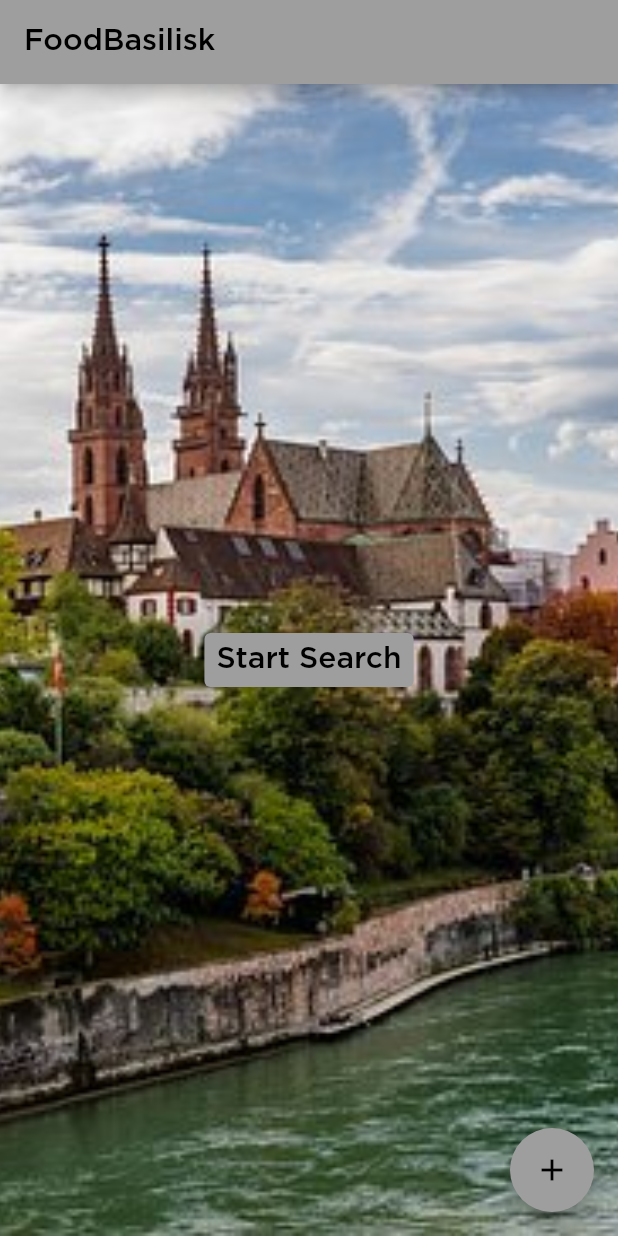
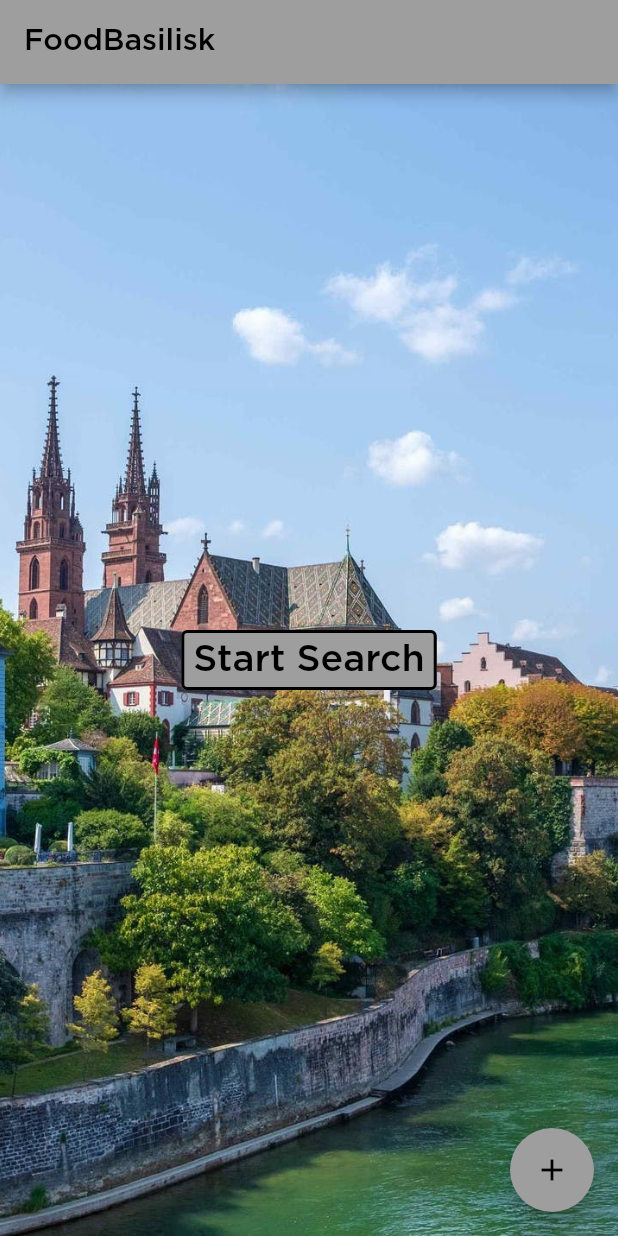
Before and after one commit to 42kangaroo/foodbasilisk, a Flutter app: the screen it shows after launch, on a phone screen of 412 x 824 dp. Run offline on Flutter 3.47's test engine with Material 2 defaults, Android fonts, the light colour scheme and no system bars; our stand-ins replace cloud_firestore, firebase_core, rflutter_alert; missing offline and left inert: dart:ffi; accounts and stored records are empty; generated files the repository leaves out were written again.

Commit message:
Homepage Wallpaper & TextButton

```diff
--- a/lib/main.dart
+++ b/lib/main.dart
@@ -57,7 +57,7 @@ class _MyHomePageState extends State<MyHomePage> {
       body: Container(
         decoration: const BoxDecoration(
           image: DecorationImage(
-            image: AssetImage("assets/BaselMunster.jpg"),
+            image: AssetImage("assets/BaselMunster2.jpg"),
             fit: BoxFit.cover,
           ),
         ),
@@ -66,7 +66,11 @@ class _MyHomePageState extends State<MyHomePage> {
             mainAxisAlignment: MainAxisAlignment.center,
             children: [
               TextButton(
-                style: TextButton.styleFrom(backgroundColor: Colors.grey),
+                style: TextButton.styleFrom(
+                  backgroundColor: Colors.grey,
+                  side: const BorderSide(width: 2, color: Colors.black),
+                  elevation: 500,
+                ),
                 onPressed: () {
                   Navigator.push(context, MaterialPageRoute(builder: (context) {
                     return CategoryDetail(querry: querry);
@@ -74,7 +78,7 @@ class _MyHomePageState extends State<MyHomePage> {
                 },
                 child: const Text(
                   "Start Search",
-                  style: TextStyle(color: Colors.black, fontSize: 20.0),
+                  style: TextStyle(color: Colors.black, fontSize: 25.0),
                 ),
               ),
             ],
```
Also changed, not shown: assets/BaselMunster2.jpg (added).
